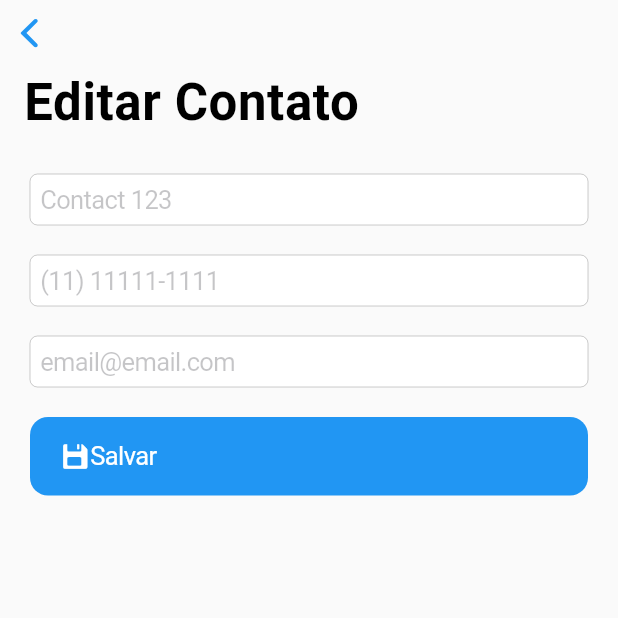
After one commit to OtavioNegrizolli/flutter_1, a Flutter app: the EditorContatcView screen opened directly, on a phone screen of 412 x 824 dp, the top half of it. The commit adds this screen. Run offline on Flutter 3.47's test engine with Material 2 defaults, Android fonts, the phone set to English and light mode, and no system bars; network calls fail.

Commit message:
add creation/editing contact view

```diff
--- a/lib/ios/views/details.view.dart
+++ b/lib/ios/views/details.view.dart
@@ -1,4 +1,6 @@
 import 'package:contacts/ios/styles.dart';
+import 'package:contacts/ios/views/editor-contact.view.dart';
+import 'package:contacts/models/contact.model.dart';
 import 'package:flutter/cupertino.dart';
 import 'package:contacts/ios/views/home.view.dart';
 
@@ -26,7 +28,14 @@ class DetailsView extends StatelessWidget {
           Navigator.push(
             context,
             CupertinoPageRoute(
-              builder: (context) => const HomeView(),
+              builder: (context) => EditorContatcView(
+                contact: ContactModel(
+                  id: "1",
+                  name: "Contact 123",
+                  email: "email@email.com",
+                  phone: "(11) 11111-1111",
+                ),
+              ),
             ),
           );
         },
--- /dev/null
+++ b/lib/ios/views/editor-contact.view.dart
@@ -0,0 +1,62 @@
+import 'package:contacts/models/contact.model.dart';
+import 'package:flutter/cupertino.dart';
+
+class EditorContatcView extends StatelessWidget {
+  final ContactModel? contact;
+  const EditorContatcView({super.key, this.contact});
+
+  @override
+  Widget build(BuildContext context) {
+    return CupertinoPageScaffold(
+      child: CustomScrollView(
+        slivers: [
+          _navbar,
+          _body,
+        ],
+      ),
+    );
+  }
+
+  Widget get _navbar {
+    return CupertinoSliverNavigationBar(
+      largeTitle: Text("${contact == null ? "Novo" : "Editar"} Contato"),
+    );
+  }
+
+  Widget get _body {
+    return SliverFillRemaining(
+      child: Padding(
+        padding: const EdgeInsets.all(20),
+        child: Form(
+            child: Column(
+          children: <Widget>[
+            CupertinoTextField(
+              placeholder: contact?.name ?? "Name",
+            ),
+            const SizedBox(height: 20),
+            CupertinoTextField(
+              placeholder: contact?.phone ?? "Telefone",
+            ),
+            const SizedBox(height: 20),
+            CupertinoTextField(
+              placeholder: contact?.email ?? "E-mail",
+            ),
+            const SizedBox(height: 20),
+            SizedBox(
+              width: double.infinity,
+              child: CupertinoButton.filled(
+                child: Row(
+                  children: const <Widget>[
+                    Icon(CupertinoIcons.floppy_disk),
+                    Text("Salvar"),
+                  ],
+                ),
+                onPressed: () {},
+              ),
+            ),
+          ],
+        )),
+      ),
+    );
+  }
+}
--- a/lib/ios/views/home.view.dart
+++ b/lib/ios/views/home.view.dart
@@ -2,6 +2,7 @@ import 'package:flutter/cupertino.dart';
 
 import 'package:contacts/ios/styles.dart';
 
+import './editor-contact.view.dart';
 import './details.view.dart';
 
 class HomeView extends StatelessWidget {
@@ -12,20 +13,7 @@ class HomeView extends StatelessWidget {
     return CupertinoPageScaffold(
       child: CustomScrollView(
         slivers: <Widget>[
-          CupertinoSliverNavigationBar(
-            largeTitle: const Text("Meus Contatos"),
-            trailing: CupertinoButton.filled(
-              child: const Icon(CupertinoIcons.add),
-              onPressed: () {
-                Navigator.push(
-                  context,
-                  CupertinoPageRoute(
-                    builder: (context) => const HomeView(),
-                  ),
-                );
-              },
-            ),
-          ),
+          _navbar(context),
           SliverFillRemaining(
             child: Column(
               children: <Widget>[
@@ -41,6 +29,23 @@ class HomeView extends StatelessWidget {
             ),
           )
         ],
+      ),
+    );
+  }
+
+  Widget _navbar(BuildContext context) {
+    return CupertinoSliverNavigationBar(
+      largeTitle: const Text("Meus Contatos"),
+      trailing: CupertinoButton.filled(
+        child: const Icon(CupertinoIcons.add),
+        onPressed: () {
+          Navigator.push(
+            context,
+            CupertinoPageRoute(
+              builder: (context) => const EditorContatcView(),
+            ),
+          );
+        },
       ),
     );
   }
```
